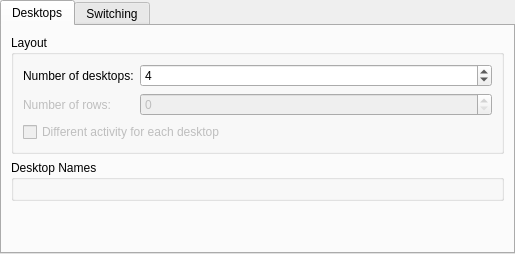
Before: the Qt Designer form kcmkwin/kwindesktop/main.ui in KDE/kwin, drawn with Qt 5.
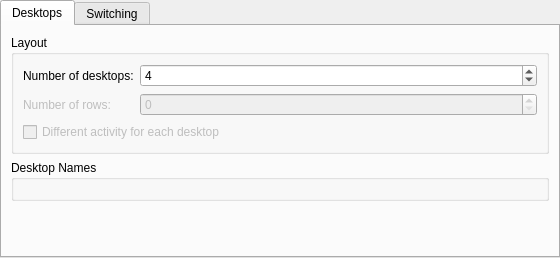
After: the same form once the commit is applied. Custom widgets are drawn as their Qt base class.

Commit message:
BUG: 153799 BUG: 187952 CCBUG: 197992 CCBUG: 203320
extrapolate and (if available) set shortcuts for new virtual desktops
automatically

What changed in the file:
```diff
--- a/kcmkwin/kwindesktop/main.ui
+++ b/kcmkwin/kwindesktop/main.ui
@@ -2,6 +2,14 @@
 <ui version="4.0">
  <class>KWinDesktopConfigForm</class>
  <widget class="QWidget" name="KWinDesktopConfigForm">
+  <property name="geometry">
+   <rect>
+    <x>0</x>
+    <y>0</y>
+    <width>560</width>
+    <height>258</height>
+   </rect>
+  </property>
   <layout class="QHBoxLayout" name="horizontalLayout">
    <property name="margin">
     <number>0</number>
@@ -112,6 +120,13 @@
          </property>
         </spacer>
        </item>
+       <item>
+        <widget class="QLabel" name="messageLabel">
+         <property name="text">
+          <string/>
+         </property>
+        </widget>
+       </item>
       </layout>
      </widget>
      <widget class="QWidget" name="switching">
```
The commit also changes 2 other files.
